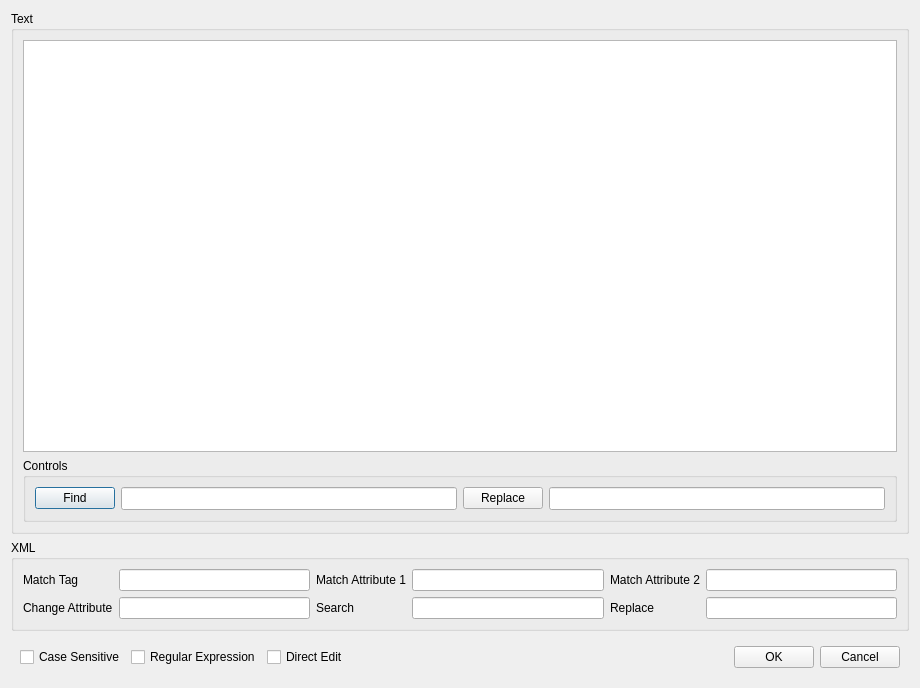
Old version of the form distribution/GaitSymQt/TextEditDialog.ui in the repository wol101/GaitSym2019.
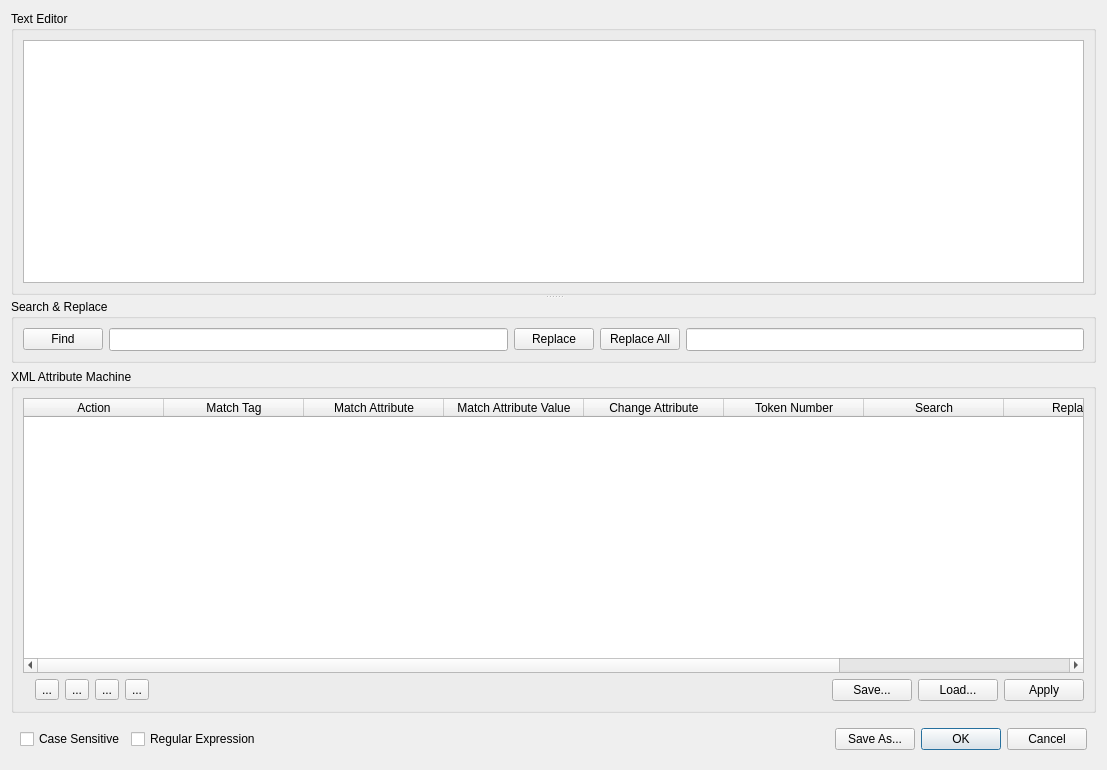
New version of the form. Icons and pictures are not drawn.

Diff of the .ui file:
```diff
--- a/distribution/GaitSymQt/TextEditDialog.ui
+++ b/distribution/GaitSymQt/TextEditDialog.ui
@@ -6,53 +6,78 @@
    <rect>
     <x>0</x>
     <y>0</y>
-    <width>920</width>
-    <height>688</height>
+    <width>1107</width>
+    <height>770</height>
    </rect>
   </property>
   <property name="windowTitle">
    <string>XML Edit Dialog</string>
   </property>
-  <layout class="QVBoxLayout" name="verticalLayout">
-   <item>
+  <layout class="QGridLayout" name="gridLayout_6">
+   <item row="0" column="0">
+    <widget class="QSplitter" name="splitter">
+     <property name="orientation">
+      <enum>Qt::Vertical</enum>
+     </property>
     <widget class="QGroupBox" name="groupBox_2">
+      <property name="sizePolicy">
+       <sizepolicy hsizetype="Preferred" vsizetype="Preferred">
+        <horstretch>0</horstretch>
+        <verstretch>0</verstretch>
+       </sizepolicy>
+      </property>
      <property name="title">
-      <string>Text</string>
+       <string>Text Editor</string>
      </property>
      <layout class="QGridLayout" name="gridLayout_3">
-      <item row="0" column="0">
+       <item row="0" column="0" colspan="2">
        <widget class="QPlainTextEdit" name="plainTextEdit">
+         <property name="sizePolicy">
+          <sizepolicy hsizetype="Expanding" vsizetype="Expanding">
+           <horstretch>0</horstretch>
+           <verstretch>0</verstretch>
+          </sizepolicy>
+         </property>
         <property name="font">
          <font>
           <family>Consolas</family>
           <pointsize>10</pointsize>
          </font>
         </property>
-       </widget>
-      </item>
-      <item row="1" column="0">
-       <widget class="QGroupBox" name="groupBox">
-        <property name="title">
-         <string>Controls</string>
-        </property>
+         <property name="toolTip">
+          <string>Raw XML defining the model. Edit with caution.</string>
+         </property>
+        </widget>
+       </item>
+      </layout>
+     </widget>
+     <widget class="QWidget" name="widget_2" native="true">
         <layout class="QGridLayout" name="gridLayout">
+       <property name="leftMargin">
+        <number>0</number>
+       </property>
+       <property name="topMargin">
+        <number>0</number>
+       </property>
+       <property name="rightMargin">
+        <number>0</number>
+       </property>
+       <property name="bottomMargin">
+        <number>0</number>
+       </property>
+       <item row="0" column="0">
+        <widget class="QGroupBox" name="groupBox">
+         <property name="title">
+          <string>Search &amp;&amp; Replace</string>
+         </property>
+         <layout class="QGridLayout" name="gridLayout_2">
          <item row="0" column="3">
-          <widget class="QLineEdit" name="lineEditReplace">
-           <property name="font">
-            <font>
-             <family>Consolas</family>
-             <pointsize>10</pointsize>
-            </font>
-           </property>
-          </widget>
-         </item>
-         <item row="0" column="1">
-          <widget class="QLineEdit" name="lineEditFind">
-           <property name="font">
-            <font>
-             <family>Consolas</family>
-             <pointsize>10</pointsize>
-            </font>
+           <widget class="QPushButton" name="pushButtonReplaceAll">
+            <property name="toolTip">
+             <string>Click to replace all</string>
+            </property>
+            <property name="text">
+             <string>Replace All</string>
            </property>
           </widget>
          </item>
@@ -70,112 +95,259 @@
            </property>
           </widget>
          </item>
-        </layout>
-       </widget>
-      </item>
-     </layout>
-    </widget>
-   </item>
-   <item>
-    <widget class="QGroupBox" name="groupBox_3">
-     <property name="title">
-      <string>XML</string>
-     </property>
-     <layout class="QGridLayout" name="gridLayout_2">
       <item row="0" column="1">
-       <widget class="QLineEdit" name="lineEditMatchTag"/>
-      </item>
-      <item row="0" column="0">
-       <widget class="QLabel" name="label">
-        <property name="text">
-         <string>Match Tag</string>
-        </property>
-       </widget>
-      </item>
-      <item row="0" column="2">
-       <widget class="QLabel" name="label_2">
-        <property name="text">
-         <string>Match Attribute 1</string>
-        </property>
-       </widget>
-      </item>
-      <item row="0" column="3">
-       <widget class="QLineEdit" name="lineEditMatchAttribute1"/>
-      </item>
-      <item row="1" column="4">
-       <widget class="QLabel" name="label_5">
-        <property name="text">
-         <string>Replace</string>
-        </property>
-       </widget>
-      </item>
-      <item row="1" column="5">
-       <widget class="QLineEdit" name="lineEditOutputString"/>
-      </item>
+           <widget class="QLineEdit" name="lineEditFind">
+            <property name="font">
+             <font>
+              <family>Consolas</family>
+              <pointsize>10</pointsize>
+             </font>
+            </property>
+            <property name="toolTip">
+             <string>Text to find</string>
+            </property>
+           </widget>
+          </item>
+          <item row="0" column="4">
+           <widget class="QLineEdit" name="lineEditReplace">
+            <property name="font">
+             <font>
+              <family>Consolas</family>
+              <pointsize>10</pointsize>
+             </font>
+            </property>
+            <property name="toolTip">
+             <string>Replace found text with this</string>
+            </property>
+           </widget>
+          </item>
+         </layout>
+        </widget>
+       </item>
+       <item row="1" column="0">
+        <widget class="QGroupBox" name="groupBox_4">
+         <property name="sizePolicy">
+          <sizepolicy hsizetype="Preferred" vsizetype="Preferred">
+           <horstretch>0</horstretch>
+           <verstretch>0</verstretch>
+          </sizepolicy>
+         </property>
+         <property name="title">
+          <string>XML Attribute Machine</string>
+         </property>
+         <layout class="QGridLayout" name="gridLayout_5">
       <item row="1" column="2">
-       <widget class="QLabel" name="label_4">
+           <widget class="QToolButton" name="toolButtonInsert">
+            <property name="toolTip">
+             <string>Insert an extra row</string>
+            </property>
         <property name="text">
-         <string>Search</string>
-        </property>
-       </widget>
-      </item>
+             <string>...</string>
+            </property>
+            <property name="icon">
+             <iconset resource="resources.qrc">
+              <normaloff>:/images/XMLMachine Icons/list_add64x64.png</normaloff>:/images/XMLMachine Icons/list_add64x64.png</iconset>
+            </property>
+           </widget>
+          </item>
+          <item row="1" column="4">
+           <widget class="QToolButton" name="toolButtonMoveUp">
+            <property name="toolTip">
+             <string>Move selected row up</string>
+            </property>
+            <property name="text">
+             <string>...</string>
+            </property>
+            <property name="icon">
+             <iconset resource="resources.qrc">
+              <normaloff>:/images/XMLMachine Icons/go_up64x64.png</normaloff>:/images/XMLMachine Icons/go_up64x64.png</iconset>
+            </property>
+           </widget>
+          </item>
+          <item row="1" column="9">
+           <widget class="QPushButton" name="pushButtonApply">
+            <property name="toolTip">
+             <string>Apply the XML machine instructions</string>
+            </property>
+            <property name="text">
+             <string>Apply</string>
+            </property>
+           </widget>
+          </item>
+          <item row="1" column="7">
+           <widget class="QPushButton" name="pushButtonSave">
+            <property name="toolTip">
+             <string>Save the XML machine instructions</string>
+            </property>
+            <property name="text">
+             <string>Save...</string>
+            </property>
+           </widget>
+          </item>
+          <item row="1" column="6">
+           <spacer name="horizontalSpacer_2">
+            <property name="orientation">
+             <enum>Qt::Horizontal</enum>
+            </property>
+            <property name="sizeHint" stdset="0">
+             <size>
+              <width>587</width>
+              <height>20</height>
+             </size>
+            </property>
+           </spacer>
+          </item>
       <item row="1" column="3">
-       <widget class="QLineEdit" name="lineEditInputString"/>
-      </item>
-      <item row="1" column="0">
-       <widget class="QLabel" name="label_3">
+           <widget class="QToolButton" name="toolButtonDelete">
+            <property name="toolTip">
+             <string>Delete an existing row</string>
+            </property>
+            <property name="text">
+             <string>...</string>
+            </property>
+            <property name="icon">
+             <iconset resource="resources.qrc">
+              <normaloff>:/images/XMLMachine Icons/list_remove64x64.png</normaloff>:/images/XMLMachine Icons/list_remove64x64.png</iconset>
+            </property>
+           </widget>
+          </item>
+          <item row="1" column="8">
+           <widget class="QPushButton" name="pushButtonLoad">
+            <property name="toolTip">
+             <string>Load the XML machine instructions</string>
+            </property>
+            <property name="text">
+             <string>Load...</string>
+            </property>
+           </widget>
+          </item>
+          <item row="0" column="0" colspan="10">
+           <widget class="QTableWidget" name="tableWidget">
+            <property name="sizePolicy">
+             <sizepolicy hsizetype="Expanding" vsizetype="Expanding">
+              <horstretch>0</horstretch>
+              <verstretch>0</verstretch>
+             </sizepolicy>
+            </property>
+            <property name="toolTip">
+             <string>Instructions for automated attribute editing</string>
+            </property>
+            <property name="alternatingRowColors">
+             <bool>false</bool>
+            </property>
+            <property name="rowCount">
+             <number>0</number>
+            </property>
+            <property name="columnCount">
+             <number>9</number>
+            </property>
+            <attribute name="horizontalHeaderDefaultSectionSize">
+             <number>140</number>
+            </attribute>
+            <column>
+             <property name="text">
+              <string>Action</string>
+             </property>
+            </column>
+            <column>
+             <property name="text">
+              <string>Match Tag</string>
+             </property>
+            </column>
+            <column>
+             <property name="text">
+              <string>Match Attribute</string>
+             </property>
+            </column>
+            <column>
+             <property name="text">
+              <string>Match Attribute Value</string>
+             </property>
+            </column>
+            <column>
         <property name="text">
          <string>Change Attribute</string>
         </property>
-       </widget>
-      </item>
-      <item row="1" column="1">
-       <widget class="QLineEdit" name="lineEditChangeAttribute"/>
-      </item>
-      <item row="0" column="4">
-       <widget class="QLabel" name="label_6">
+            </column>
+            <column>
+             <property name="text">
+              <string>Token Number</string>
+             </property>
+            </column>
+            <column>
+             <property name="text">
+              <string>Search</string>
+             </property>
+            </column>
+            <column>
+             <property name="text">
+              <string>Replace</string>
+             </property>
+            </column>
+            <column>
+             <property name="text">
+              <string>Arithmetic</string>
+             </property>
+            </column>
+           </widget>
+          </item>
+          <item row="1" column="5">
+           <widget class="QToolButton" name="toolButtonMoveDown">
+            <property name="toolTip">
+             <string>Move selected row down</string>
+            </property>
         <property name="text">
-         <string>Match Attribute 2</string>
-        </property>
-       </widget>
-      </item>
-      <item row="0" column="5">
-       <widget class="QLineEdit" name="lineEditMatchAttribute2"/>
-      </item>
+             <string>...</string>
+            </property>
+            <property name="icon">
+             <iconset resource="resources.qrc">
+              <normaloff>:/images/XMLMachine Icons/go_down64x64.png</normaloff>:/images/XMLMachine Icons/go_down64x64.png</iconset>
+            </property>
+           </widget>
+          </item>
      </layout>
     </widget>
    </item>
-   <item>
+       <item row="2" column="0">
     <widget class="QWidget" name="widget" native="true">
      <layout class="QGridLayout" name="gridLayout_4">
-      <item row="0" column="0">
-       <widget class="QCheckBox" name="checkBoxCaseSensitive">
-        <property name="text">
-         <string>Case Sensitive</string>
-        </property>
-       </widget>
-      </item>
-      <item row="0" column="1">
+          <item row="0" column="2">
        <widget class="QCheckBox" name="checkBoxRegularExpression">
         <property name="text">
          <string>Regular Expression</string>
         </property>
        </widget>
       </item>
-      <item row="0" column="4">
-       <widget class="QPushButton" name="pushButtonOK">
-        <property name="text">
-         <string>OK</string>
-        </property>
-       </widget>
-      </item>
-      <item row="0" column="5">
+          <item row="0" column="6">
        <widget class="QPushButton" name="pushButtonCancel">
         <property name="text">
          <string>Cancel</string>
         </property>
        </widget>
       </item>
+          <item row="0" column="1">
+           <widget class="QCheckBox" name="checkBoxCaseSensitive">
+            <property name="toolTip">
+             <string>Use case sensitive search</string>
+            </property>
+            <property name="text">
+             <string>Case Sensitive</string>
+            </property>
+           </widget>
+          </item>
+          <item row="0" column="5">
+           <widget class="QPushButton" name="pushButtonOK">
+            <property name="toolTip">
+             <string>Accept edits and return to main program</string>
+            </property>
+            <property name="text">
+             <string>OK</string>
+            </property>
+            <property name="default">
+             <bool>true</bool>
+            </property>
+           </widget>
+          </item>
       <item row="0" column="3">
        <spacer name="horizontalSpacer">
         <property name="orientation">
@@ -189,10 +361,13 @@
         </property>
        </spacer>
       </item>
-      <item row="0" column="2">
-       <widget class="QCheckBox" name="checkBoxDirectEdit">
+          <item row="0" column="4">
+           <widget class="QPushButton" name="pushButtonSaveAs">
+            <property name="toolTip">
+             <string>Save the XML text with no validity checks</string>
+            </property>
         <property name="text">
-         <string>Direct Edit</string>
+             <string>Save As...</string>
         </property>
        </widget>
       </item>
@@ -201,6 +376,33 @@
    </item>
   </layout>
  </widget>
- <resources/>
+    </widget>
+   </item>
+  </layout>
+ </widget>
+ <tabstops>
+  <tabstop>plainTextEdit</tabstop>
+  <tabstop>pushButtonFind</tabstop>
+  <tabstop>lineEditFind</tabstop>
+  <tabstop>pushButtonReplace</tabstop>
+  <tabstop>pushButtonReplaceAll</tabstop>
+  <tabstop>lineEditReplace</tabstop>
+  <tabstop>tableWidget</tabstop>
+  <tabstop>toolButtonInsert</tabstop>
+  <tabstop>toolButtonDelete</tabstop>
+  <tabstop>toolButtonMoveUp</tabstop>
+  <tabstop>toolButtonMoveDown</tabstop>
+  <tabstop>pushButtonSave</tabstop>
+  <tabstop>pushButtonLoad</tabstop>
+  <tabstop>pushButtonApply</tabstop>
+  <tabstop>checkBoxCaseSensitive</tabstop>
+  <tabstop>checkBoxRegularExpression</tabstop>
+  <tabstop>pushButtonSaveAs</tabstop>
+  <tabstop>pushButtonOK</tabstop>
+  <tabstop>pushButtonCancel</tabstop>
+ </tabstops>
+ <resources>
+  <include location="resources.qrc"/>
+ </resources>
  <connections/>
 </ui>
```
Left out of the diff: 12 changed lines with no effect on the pictures. Lines whose indentation alone changed are shown as unchanged.
